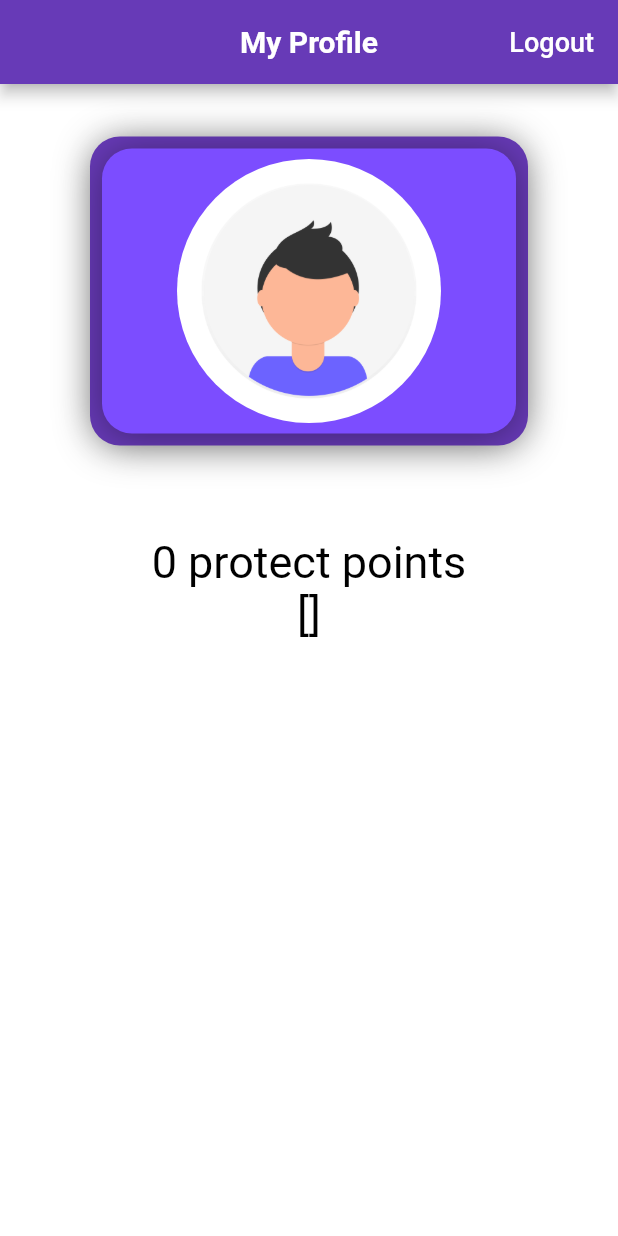
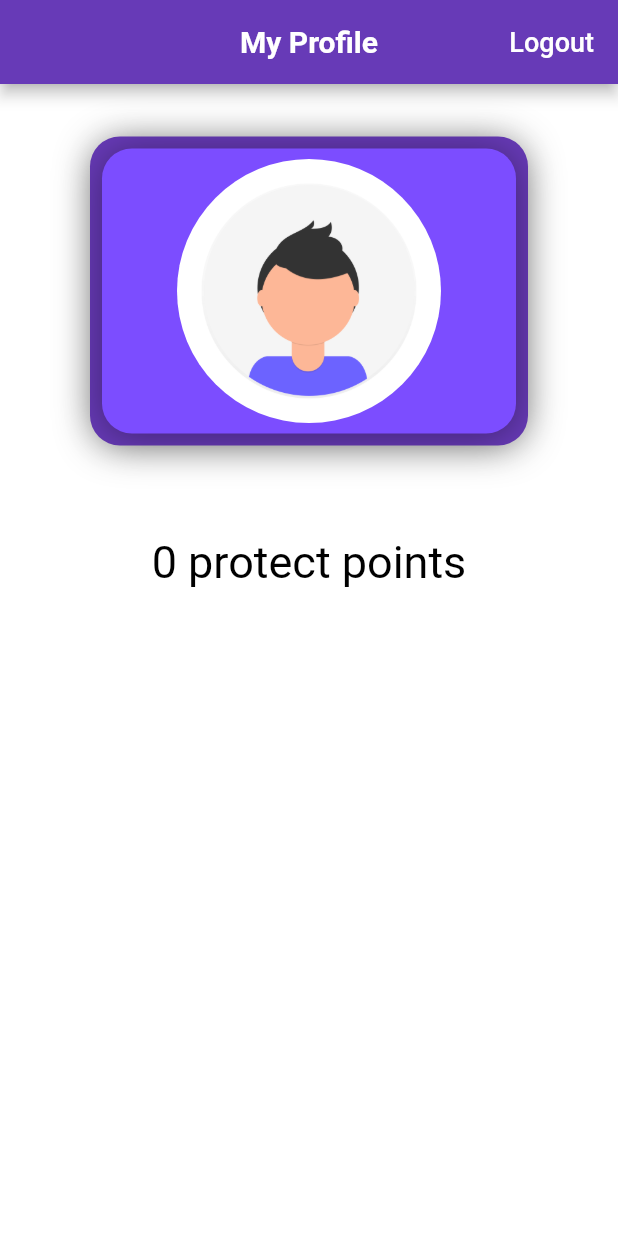
Before and after one commit to msoham123/ProtectApp, a Flutter app: the ProfileScreen screen opened directly, on a phone screen of 412 x 824 dp. Run offline on Flutter 3.47's test engine with Material 2 defaults, Android fonts, the light colour scheme and no system bars; our stand-ins replace cloud_firestore, curved_navigation_bar, firebase_auth, flutter_svg, intro_slider, page_transition and 1 more; missing offline and left inert: agora_rtc_engine, newsapi_client; accounts and stored records are empty.

```diff
--- a/lib/screens/profileScreen.dart
+++ b/lib/screens/profileScreen.dart
@@ -2,7 +2,7 @@ import 'package:cloud_firestore/cloud_firestore.dart';
 import 'package:firebase_auth/firebase_auth.dart';
 import 'package:flutter/material.dart';
 import 'package:protect/main.dart';
-import 'package:protect/models/User.dart';
+import 'package:protect/models/ProtectUser.dart';
 import 'package:protect/screens/firstScreen.dart';
 import 'package:provider/provider.dart';
 import 'package:protect/services/firebase_auth_service.dart';
@@ -146,13 +146,6 @@ class _ProfileScreenState extends State<ProfileScreen> {
                                       fontSize: 30.0,
                                     ),
                                   ),
-                                  Text(
-                                    "${MyApp.protectList}",
-                                    style: TextStyle(
-                                      color: Colors.black,
-                                      fontSize: 30.0,
-                                    ),
-                                  ),
                                 ],
                               );
                             } else {
```
